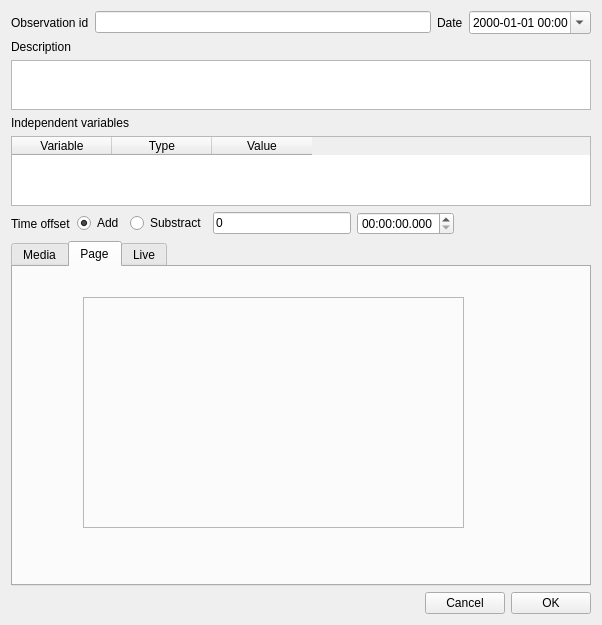
olivierfriard/BORIS, file observation.ui: the form before one commit.
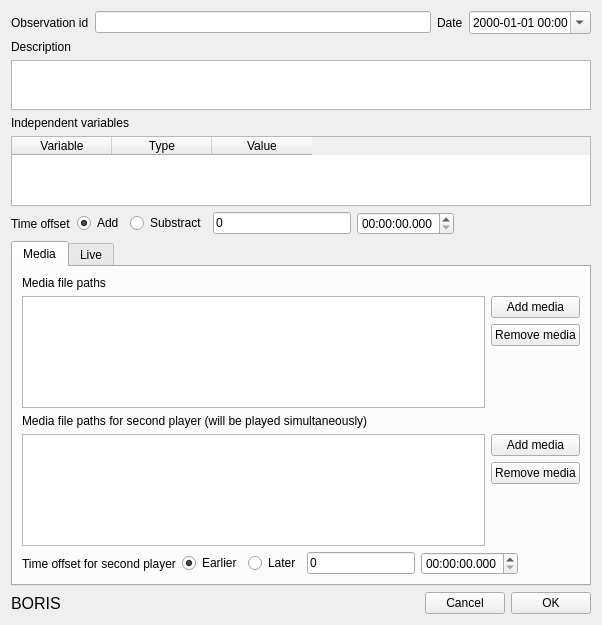
The form after the commit. The open tabs and pages were chosen to show the change.

Commit message: media analysis runs in thread

```diff
--- a/observation.ui
+++ b/observation.ui
@@ -347,27 +347,6 @@
          </item>
         </layout>
        </widget>
-       <widget class="QWidget" name="tab">
-        <attribute name="title">
-         <string>Page</string>
-        </attribute>
-        <widget class="QFrame" name="videoFrame">
-         <property name="geometry">
-          <rect>
-           <x>70</x>
-           <y>30</y>
-           <width>381</width>
-           <height>231</height>
-          </rect>
-         </property>
-         <property name="frameShape">
-          <enum>QFrame::StyledPanel</enum>
-         </property>
-         <property name="frameShadow">
-          <enum>QFrame::Raised</enum>
-         </property>
-        </widget>
-       </widget>
        <widget class="QWidget" name="tabLive">
         <attribute name="title">
          <string>Live</string>
@@ -379,6 +358,18 @@
    </item>
    <item>
     <layout class="QHBoxLayout" name="horizontalLayout">
+     <item>
+      <widget class="QLabel" name="lbMediaAnalysis">
+       <property name="font">
+        <font>
+         <pointsize>12</pointsize>
+        </font>
+       </property>
+       <property name="text">
+        <string>BORIS</string>
+       </property>
+      </widget>
+     </item>
      <item>
       <spacer name="horizontalSpacer_3">
        <property name="orientation">
```
The commit also changes 2 other files.
